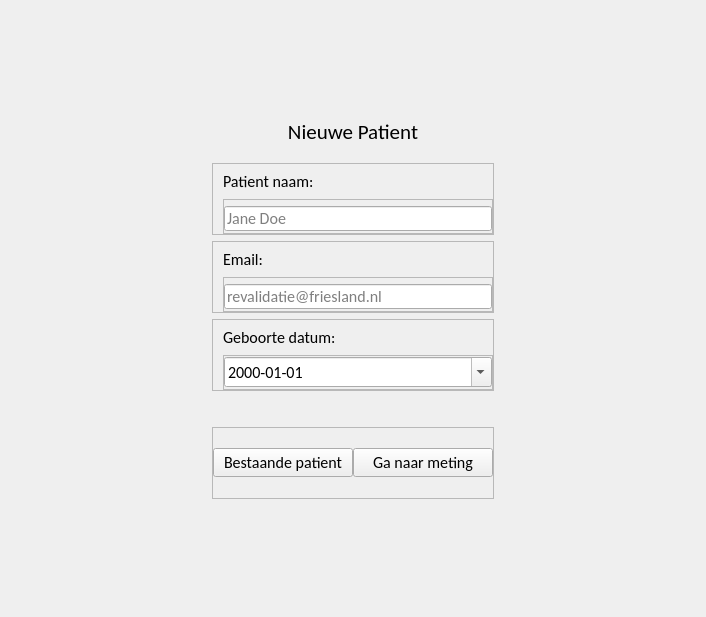
Old version of the form layout/newPatient.ui in the repository Baeshee/IPMEDTH-Frontend.
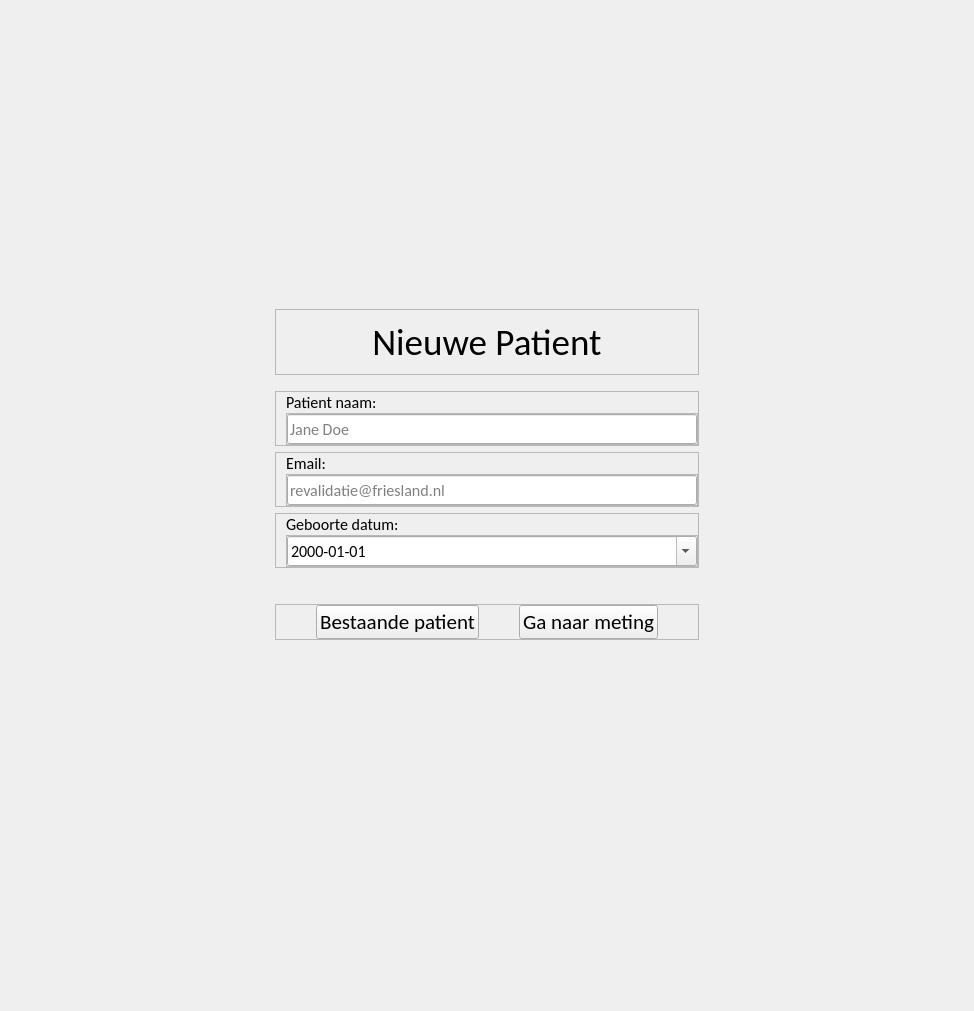
New version of the form. Icons and pictures are not drawn.

What changed in the file:
```diff
--- a/layout/newPatient.ui
+++ b/layout/newPatient.ui
@@ -6,8 +6,8 @@
    <rect>
     <x>0</x>
     <y>0</y>
-    <width>706</width>
-    <height>617</height>
+    <width>974</width>
+    <height>1011</height>
    </rect>
   </property>
   <property name="windowTitle">
@@ -39,17 +39,32 @@
         </property>
         <layout class="QVBoxLayout" name="verticalLayout">
          <item>
+          <widget class="QFrame" name="frame">
+           <property name="frameShape">
+            <enum>QFrame::StyledPanel</enum>
+           </property>
+           <property name="frameShadow">
+            <enum>QFrame::Raised</enum>
+           </property>
+           <layout class="QHBoxLayout" name="horizontalLayout_4">
+            <item>
           <widget class="QLabel" name="header">
+              <property name="sizePolicy">
+               <sizepolicy hsizetype="Fixed" vsizetype="Fixed">
+                <horstretch>0</horstretch>
+                <verstretch>0</verstretch>
+               </sizepolicy>
+              </property>
            <property name="maximumSize">
             <size>
              <width>16777215</width>
-             <height>30</height>
+                <height>16777215</height>
             </size>
            </property>
            <property name="font">
             <font>
              <family>Calibri</family>
-             <pointsize>16</pointsize>
+                <pointsize>28</pointsize>
             </font>
            </property>
            <property name="layoutDirection">
@@ -69,6 +84,9 @@
            </property>
           </widget>
          </item>
+           </layout>
+          </widget>
+         </item>
          <item>
           <spacer name="verticalSpacer_5">
            <property name="orientation">
@@ -153,13 +171,13 @@
                  <property name="minimumSize">
                   <size>
                    <width>0</width>
-                   <height>25</height>
+                   <height>30</height>
                   </size>
                  </property>
                  <property name="maximumSize">
                   <size>
                    <width>16777215</width>
-                   <height>20</height>
+                   <height>16777215</height>
                   </size>
                  </property>
                  <property name="font">
@@ -245,13 +263,13 @@
                  <property name="minimumSize">
                   <size>
                    <width>0</width>
-                   <height>25</height>
+                   <height>30</height>
                   </size>
                  </property>
                  <property name="maximumSize">
                   <size>
                    <width>16777215</width>
-                   <height>20</height>
+                   <height>16777215</height>
                   </size>
                  </property>
                  <property name="font">
@@ -343,7 +361,13 @@
                  <property name="minimumSize">
                   <size>
                    <width>0</width>
-                   <height>25</height>
+                   <height>30</height>
+                  </size>
+                 </property>
+                 <property name="maximumSize">
+                  <size>
+                   <width>16777215</width>
+                   <height>16777215</height>
                   </size>
                  </property>
                  <property name="displayFormat">
@@ -400,12 +424,25 @@
             <property name="bottomMargin">
              <number>0</number>
             </property>
+            <item>
+             <spacer name="horizontalSpacer_2">
+              <property name="orientation">
+               <enum>Qt::Horizontal</enum>
+              </property>
+              <property name="sizeHint" stdset="0">
+               <size>
+                <width>40</width>
+                <height>20</height>
+               </size>
+              </property>
+             </spacer>
+            </item>
             <item>
              <widget class="QPushButton" name="switchBtn">
               <property name="font">
                <font>
                 <family>Calibri</family>
-                <pointsize>12</pointsize>
+                <pointsize>16</pointsize>
                </font>
               </property>
               <property name="text">
@@ -413,6 +450,19 @@
               </property>
              </widget>
             </item>
+            <item>
+             <spacer name="horizontalSpacer">
+              <property name="orientation">
+               <enum>Qt::Horizontal</enum>
+              </property>
+              <property name="sizeHint" stdset="0">
+               <size>
+                <width>40</width>
+                <height>20</height>
+               </size>
+              </property>
+             </spacer>
+            </item>
             <item>
              <widget class="QPushButton" name="continueBtn">
               <property name="sizePolicy">
@@ -436,7 +486,7 @@
               <property name="font">
                <font>
                 <family>Calibri</family>
-                <pointsize>12</pointsize>
+                <pointsize>16</pointsize>
                </font>
               </property>
               <property name="text">
@@ -448,9 +498,50 @@
               </property>
              </widget>
             </item>
+            <item>
+             <spacer name="horizontalSpacer_3">
+              <property name="orientation">
+               <enum>Qt::Horizontal</enum>
+              </property>
+              <property name="sizeHint" stdset="0">
+               <size>
+                <width>40</width>
+                <height>20</height>
+               </size>
+              </property>
+             </spacer>
+            </item>
            </layout>
           </widget>
          </item>
+         <item>
+          <spacer name="verticalSpacer">
+           <property name="orientation">
+            <enum>Qt::Vertical</enum>
+           </property>
+           <property name="sizeHint" stdset="0">
+            <size>
+             <width>20</width>
+             <height>40</height>
+            </size>
+           </property>
+          </spacer>
+         </item>
+         <item>
+          <widget class="QLabel" name="toast">
+           <property name="font">
+            <font>
+             <pointsize>10</pointsize>
+            </font>
+           </property>
+           <property name="text">
+            <string/>
+           </property>
+           <property name="alignment">
+            <set>Qt::AlignCenter</set>
+           </property>
+          </widget>
+         </item>
         </layout>
        </widget>
       </item>
```
Lines whose indentation alone changed are shown as unchanged.
